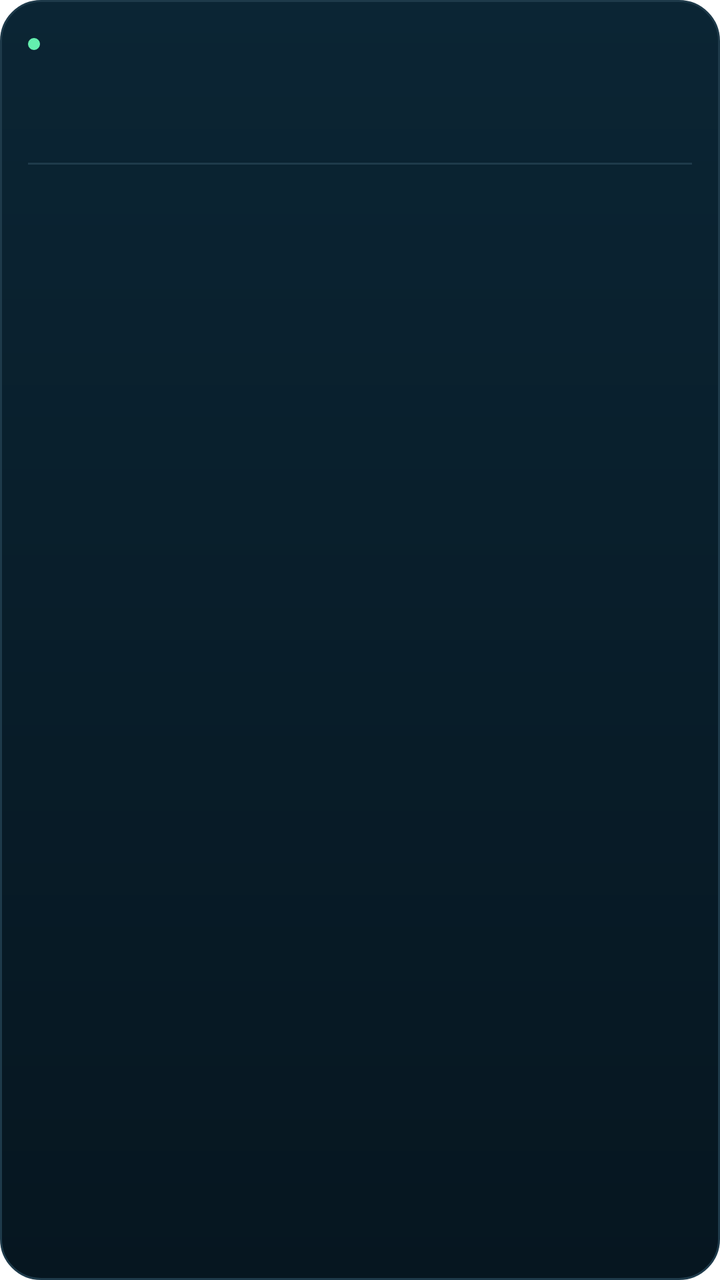
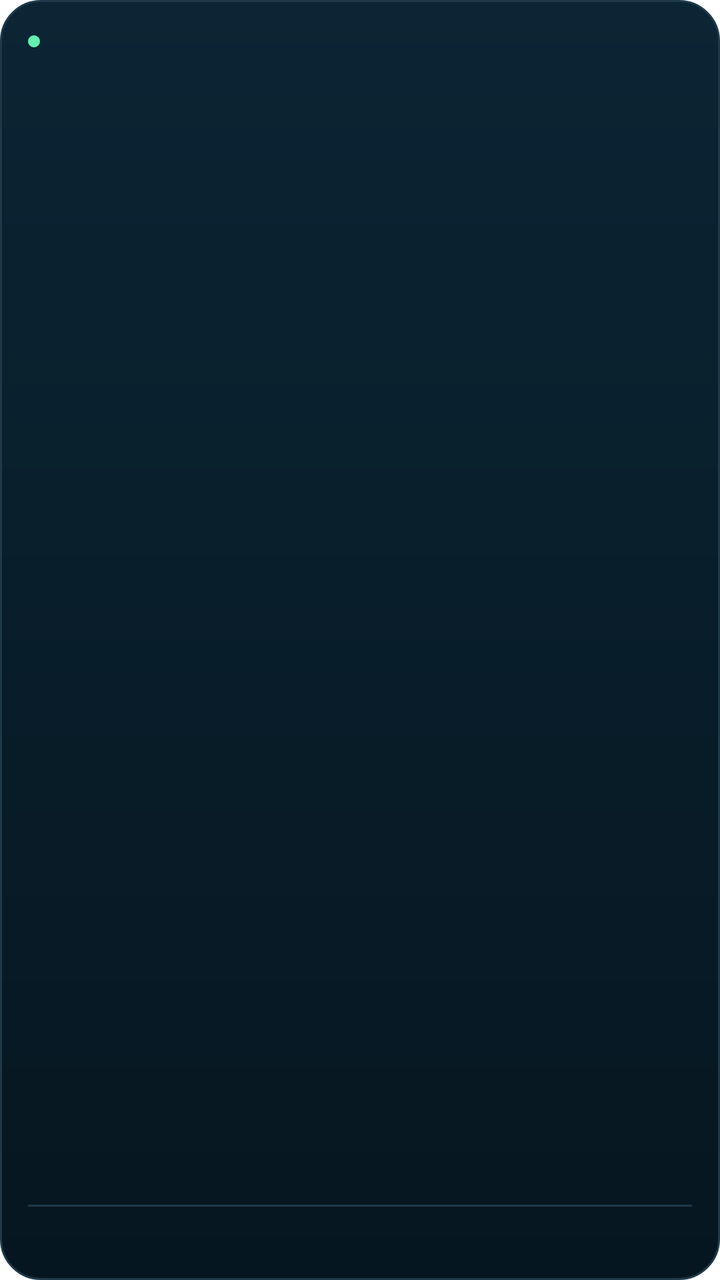

Compare the two renders of this Android layout. The source of the first and the diff that turns it into the second are given below.
<!-- AndroidManifest.xml: fallback theme Theme.MaterialComponents.DayNight.NoActionBar -->
<!-- res/layout/widget_portfolio.xml -->
<?xml version="1.0" encoding="utf-8"?>
<LinearLayout xmlns:android="http://schemas.android.com/apk/res/android"
    android:id="@+id/widget_root"
    android:layout_width="match_parent"
    android:layout_height="match_parent"
    android:orientation="vertical"
    android:padding="14dp"
    android:background="@drawable/widget_bg">

    
    <LinearLayout
        android:layout_width="match_parent"
        android:layout_height="wrap_content"
        android:orientation="horizontal"
        android:gravity="center_vertical">

        <ImageView
            android:layout_width="6dp"
            android:layout_height="6dp"
            android:src="@drawable/widget_dot"
            android:contentDescription="@null"/>

        <TextView
            android:id="@+id/widget_title"
            android:layout_width="0dp"
            android:layout_height="wrap_content"
            android:layout_weight="1"
            android:layout_marginStart="6dp"
            android:textSize="9sp"
            android:textStyle="bold"
            android:letterSpacing="0.12"
            android:textColor="#64EFAE"
            android:maxLines="1"
            android:ellipsize="end"/>

        <TextView
            android:id="@+id/widget_change"
            android:layout_width="wrap_content"
            android:layout_height="wrap_content"
            android:textSize="12sp"
            android:textStyle="bold"
            android:textColor="#FFEEEEEE"
            android:maxLines="1"
            android:ellipsize="end"/>
    </LinearLayout>

    
    <TextView
        android:id="@+id/widget_value"
        android:layout_width="match_parent"
        android:layout_height="wrap_content"
        android:layout_marginTop="6dp"
        android:textSize="26sp"
        android:textStyle="bold"
        android:textColor="#FFFFFFFF"
        android:maxLines="1"
        android:ellipsize="end"/>

    
    <View
        android:layout_width="match_parent"
        android:layout_height="1dp"
        android:layout_marginTop="10dp"
        android:background="#1E3A4A"/>

    <TextView
        android:id="@+id/widget_next"
        android:layout_width="match_parent"
        android:layout_height="wrap_content"
        android:layout_marginTop="8dp"
        android:textSize="11sp"
        android:textColor="#E6FFFFFF"
        android:maxLines="1"
        android:ellipsize="end"/>

    <TextView
        android:id="@+id/widget_next_sub"
        android:layout_width="match_parent"
        android:layout_height="wrap_content"
        android:layout_marginTop="2dp"
        android:textSize="10sp"
        android:textColor="#8AFFFFFF"
        android:maxLines="1"
        android:ellipsize="end"/>

    <TextView
        android:id="@+id/widget_meta"
        android:layout_width="match_parent"
        android:layout_height="wrap_content"
        android:layout_marginTop="2dp"
        android:textSize="10sp"
        android:textColor="#8AFFFFFF"
        android:maxLines="1"
        android:ellipsize="end"/>
</LinearLayout>
<!-- resources referenced by this layout -->
<resources>
  <!-- drawable widget_bg (drawable) -->
  <?xml version="1.0" encoding="utf-8"?>
  <shape xmlns:android="http://schemas.android.com/apk/res/android"
      android:shape="rectangle">
      <corners android:radius="20dp"/>
      <gradient
          android:angle="270"
          android:startColor="#0B2534"
          android:endColor="#061620"/>
      <stroke
          android:width="1dp"
          android:color="#1E3A4A"/>
  </shape>
  <!-- drawable widget_dot (drawable) -->
  <?xml version="1.0" encoding="utf-8"?>
  <shape xmlns:android="http://schemas.android.com/apk/res/android"
      android:shape="oval">
      <solid android:color="#64EFAE"/>
      <size
          android:width="6dp"
          android:height="6dp"/>
  </shape>
</resources>

<!-- the commit's change to res/layout/widget_portfolio.xml (unified diff, before → after) -->
@@ -34,9 +34,40 @@
             android:ellipsize="end"/>
 
         <TextView
+            android:id="@+id/widget_meta"
+            android:layout_width="wrap_content"
+            android:layout_height="wrap_content"
+            android:layout_marginStart="8dp"
+            android:textSize="10sp"
+            android:textColor="#8AFFFFFF"
+            android:maxLines="1"
+            android:ellipsize="end"/>
+    </LinearLayout>
+
+    
+    <LinearLayout
+        android:layout_width="match_parent"
+        android:layout_height="wrap_content"
+        android:layout_marginTop="6dp"
+        android:orientation="horizontal"
+        android:gravity="bottom">
+
+        <TextView
+            android:id="@+id/widget_value"
+            android:layout_width="0dp"
+            android:layout_height="wrap_content"
+            android:layout_weight="1"
+            android:textSize="26sp"
+            android:textStyle="bold"
+            android:textColor="#FFFFFFFF"
+            android:maxLines="1"
+            android:ellipsize="end"/>
+
+        <TextView
             android:id="@+id/widget_change"
             android:layout_width="wrap_content"
             android:layout_height="wrap_content"
+            android:layout_marginStart="8dp"
             android:textSize="12sp"
             android:textStyle="bold"
             android:textColor="#FFEEEEEE"
@@ -45,51 +76,51 @@
     </LinearLayout>
 
     
-    <TextView
-        android:id="@+id/widget_value"
+    <ImageView
+        android:id="@+id/widget_sparkline"
         android:layout_width="match_parent"
-        android:layout_height="wrap_content"
-        android:layout_marginTop="6dp"
-        android:textSize="26sp"
-        android:textStyle="bold"
-        android:textColor="#FFFFFFFF"
-        android:maxLines="1"
-        android:ellipsize="end"/>
+        android:layout_height="0dp"
+        android:layout_weight="1"
+        android:layout_marginTop="8dp"
+        android:adjustViewBounds="false"
+        android:scaleType="fitXY"
+        android:contentDescription="@null"/>
 
     
     <View
         android:layout_width="match_parent"
         android:layout_height="1dp"
-        android:layout_marginTop="10dp"
+        android:layout_marginTop="8dp"
         android:background="#1E3A4A"/>
 
-    <TextView
-        android:id="@+id/widget_next"
+    
+    <LinearLayout
         android:layout_width="match_parent"
         android:layout_height="wrap_content"
         android:layout_marginTop="8dp"
-        android:textSize="11sp"
-        android:textColor="#E6FFFFFF"
-        android:maxLines="1"
-        android:ellipsize="end"/>
+        android:orientation="horizontal"
+        android:gravity="center_vertical">
 
-    <TextView
-        android:id="@+id/widget_next_sub"
-        android:layout_width="match_parent"
-        android:layout_height="wrap_content"
-        android:layout_marginTop="2dp"
-        android:textSize="10sp"
-        android:textColor="#8AFFFFFF"
-        android:maxLines="1"
-        android:ellipsize="end"/>
+        <TextView
+            android:id="@+id/widget_next"
+            android:layout_width="0dp"
+            android:layout_height="wrap_content"
+            android:layout_weight="1"
+            android:textSize="11sp"
+            android:textStyle="bold"
+            android:textColor="#FFFFFFFF"
+            android:maxLines="1"
+            android:ellipsize="end"/>
 
-    <TextView
-        android:id="@+id/widget_meta"
-        android:layout_width="match_parent"
-        android:layout_height="wrap_content"
-        android:layout_marginTop="2dp"
-        android:textSize="10sp"
-        android:textColor="#8AFFFFFF"
-        android:maxLines="1"
-        android:ellipsize="end"/>
+        <TextView
+            android:id="@+id/widget_next_amount"
+            android:layout_width="wrap_content"
+            android:layout_height="wrap_content"
+            android:layout_marginStart="8dp"
+            android:textSize="10sp"
+            android:textStyle="bold"
+            android:textColor="#64EFAE"
+            android:maxLines="1"
+            android:ellipsize="end"/>
+    </LinearLayout>
 </LinearLayout>
